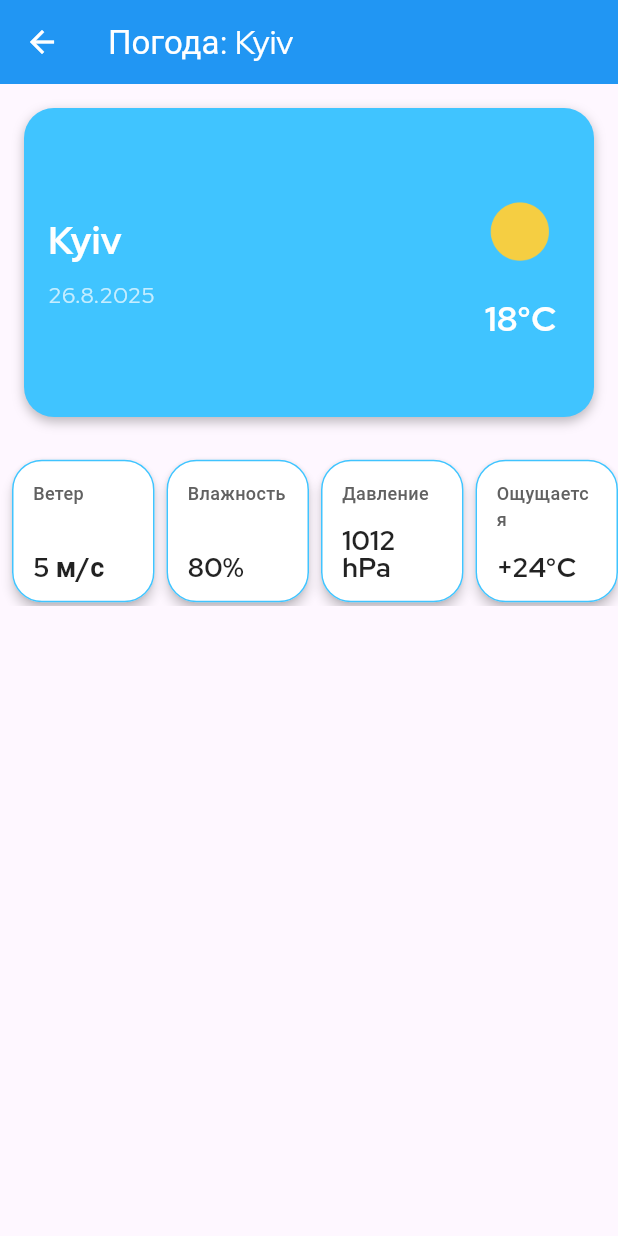
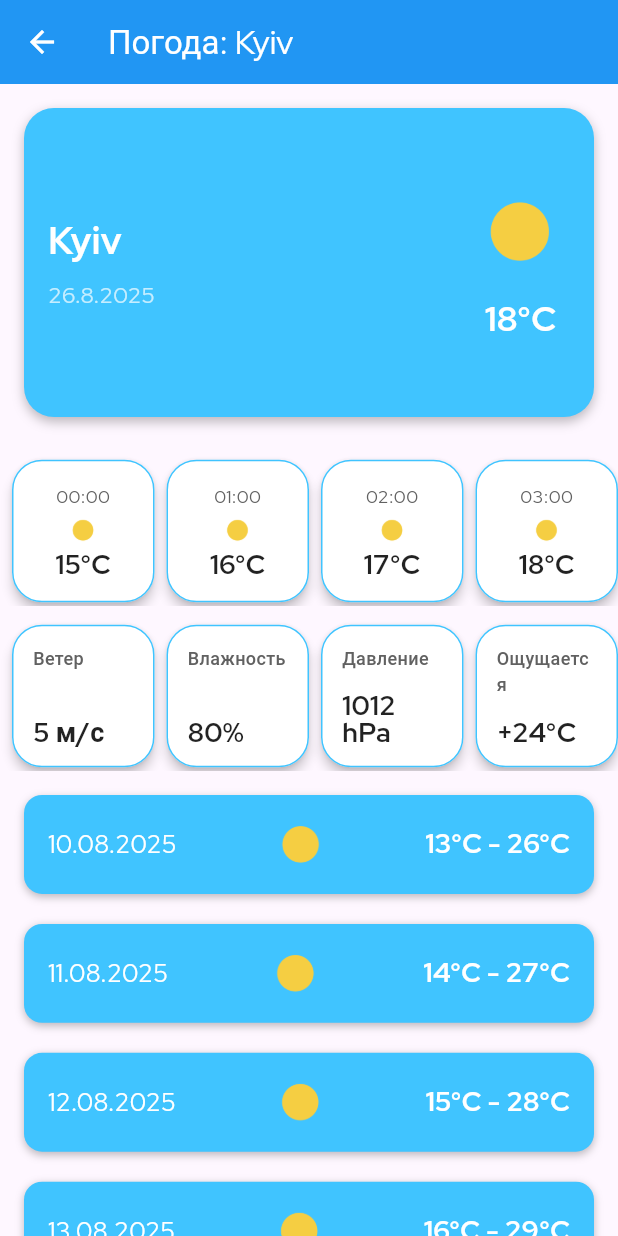
Before and after one commit to KK7780/WeatherApp, a Flutter app: the screen it shows after launch, after a tap on "Kyiv", on a phone screen of 412 x 824 dp. Run offline on Flutter 3.47's test engine with Material 3 defaults, Android fonts, the phone set to English and light mode, and no system bars.

Commit message:
Finish details page design

```diff
--- a/lib/core/assets/app_icons.dart
+++ b/lib/core/assets/app_icons.dart
@@ -3,7 +3,7 @@ import 'package:flutter/widgets.dart';
 class AppIcons {
   // Словарь: ключ состояния погоды → путь к PNG
   static const Map<String, String> weatherIcons = {
-    "ясно": "lib/core/assets/icons/sunny_sun_weather_climate_forecast.png",
+    "Ясно": "lib/core/assets/icons/sunny_sun_weather_climate_forecast.png",
     "облачно": "lib/core/assets/icons/cloudy.png",
     "дождь": "lib/core/assets/icons/rain.png",
     "снег": "lib/core/assets/icons/snow.png",
--- a/lib/features/weather/data/datasources/fake_weather_datasource.dart
+++ b/lib/features/weather/data/datasources/fake_weather_datasource.dart
@@ -1,26 +1,49 @@
 import '../models/weather_model.dart';
 
 class FakeWeatherDatasource {
-  // Возвращает список городов с погодой
+  // Меню городов
   List<WeatherModel> getWeatherMenu() {
     return [
-      WeatherModel(city: "Kyiv", temperature: "18", description: "Ясно", conditionKey: "ясно"),
-      WeatherModel(city: "Lviv", temperature: "16", description: "Облачно", conditionKey: "облачно"),
-      WeatherModel(city: "Odessa", temperature: "22", description: "Солнечно", conditionKey: "ясно"),
+      WeatherModel(city: "Kyiv", temperature: "18", description: "Ясно", date: "ясно"),
+      WeatherModel(city: "Lviv", temperature: "16", description: "Облачно", date: "облачно"),
+      WeatherModel(city: "Odessa", temperature: "22", description: "Солнечно", date: "ясно"),
     ];
   }
 
-  // Возвращает детальную информацию о погоде по городу
+  // Детали по городу
   WeatherModel getWeatherDetail(String city) {
     switch (city) {
       case "Kyiv":
-        return WeatherModel(city: "Kyiv", temperature: "18", description: "Ясно", conditionKey: "ясно");
+        return WeatherModel(city: "Kyiv", temperature: "18", description: "Ясно", date: "ясно");
       case "Lviv":
-        return WeatherModel(city: "Lviv", temperature: "16", description: "Облачно", conditionKey: "облачно");
+        return WeatherModel(city: "Lviv", temperature: "16", description: "Ясно", date: "облачно");
       case "Odessa":
-        return WeatherModel(city: "Odessa", temperature: "22", description: "Солнечно", conditionKey: "ясно");
+        return WeatherModel(city: "Odessa", temperature: "22", description: "Ясно", date: "ясно");
       default:
-        return WeatherModel(city: city, temperature: "—", description: "—", conditionKey: "ясно");
+        return WeatherModel(city: city, temperature: "—", description: "—", date: "ясно");
     }
   }
+
+  // Почасовой прогноз (24 часа)
+  List<WeatherHourModel> getHourlyWeather(String city) {
+    return List.generate(24, (index) {
+      return WeatherHourModel(
+        hour: "${index.toString().padLeft(2, '0')}:00",
+        temperature: "${15 + (index % 10)}°C",   // условная температура
+        icon: "ясно",          // фейковая иконка
+      );
+    });
+  }
+
+
+  List<WeatherInDateModel> getWeatherForWeak(String city) {
+    return List.generate(7, (index) {
+      return WeatherInDateModel(
+        minTemp: "${13 + (index % 10)}" ,
+        maxTemp: "${26 + (index % 10)}",
+        description: "Ясно", // фейковая иконка
+        date: "${10 + index}.08.2025",
+      );
+    });
+  }
 }
--- a/lib/features/weather/data/models/weather_model.dart
+++ b/lib/features/weather/data/models/weather_model.dart
@@ -1,13 +1,39 @@
+class WeatherHourModel {
+  final String hour;         // например "01:00"
+  final String temperature;  // температура
+  final String icon;         // путь к иконке (например "assets/icons/clear.png")
+
+  WeatherHourModel({
+    required this.hour,
+    required this.temperature,
+    required this.icon,
+  });
+}
+
 class WeatherModel {
   final String city;
   final String temperature;
   final String description;
-  final String conditionKey;
+  final String date;
 
   WeatherModel({
     required this.city,
     required this.temperature,
     required this.description,
-    required this.conditionKey,
+    required this.date,
   });
 }
+
+class WeatherInDateModel {
+  final String minTemp;
+  final String maxTemp;
+  final String description;
+  final String date;
+
+  WeatherInDateModel({
+    required this.minTemp,
+    required this.maxTemp,
+    required this.description,
+    required this.date,
+  });
+}
--- a/lib/features/weather/data/repositories/fake_weather_repository.dart
+++ /dev/null
@@ -1,14 +0,0 @@
-import '../datasources/fake_weather_datasource.dart';
-import '../models/weather_model.dart';
-
-class FakeWeatherRepository {
-  final FakeWeatherDatasource datasource = FakeWeatherDatasource();
-
-  List<WeatherModel> getWeatherMenu() {
-    return datasource.getWeatherMenu();
-  }
-
-  WeatherModel getWeatherDetail(String city) {
-    return datasource.getWeatherDetail(city);
-  }
-}
--- a/lib/features/weather/domain/entities/weather.dart
+++ b/lib/features/weather/domain/entities/weather.dart
@@ -0,0 +1,41 @@
+class WeatherHour {
+  final String hour;
+  final String temperature;
+  final String icon;
+
+  WeatherHour({
+    required this.hour,
+    required this.temperature,
+    required this.icon,
+  });
+}
+
+class Weather {
+  final String city;
+  final String temperature;
+  final String description;
+  final String conditionKey;
+  final List<WeatherHour> hourly;
+
+  Weather({
+    required this.city,
+    required this.temperature,
+    required this.description,
+    required this.conditionKey,
+    required this.hourly,
+  });
+}
+
+class WeatherInDateModel {
+  final String minTemp;
+  final String maxTemp;
+  final String description;
+  final String date;
+
+  WeatherInDateModel({
+    required this.minTemp,
+    required this.maxTemp,
+    required this.description,
+    required this.date,
+  });
+}
--- /dev/null
+++ b/lib/features/weather/domain/repositories/fake_weather_repository.dart
@@ -0,0 +1,33 @@
+import '../../data/datasources/fake_weather_datasource.dart';
+import '../../data/models/weather_model.dart';
+
+class FakeWeatherRepository {
+  final FakeWeatherDatasource datasource = FakeWeatherDatasource();
+
+  List<WeatherModel> getWeatherMenu() {
+    return datasource.getWeatherMenu();
+  }
+
+  WeatherModel getWeatherDetail(String city) {
+    return datasource.getWeatherDetail(city);
+  }
+
+  List<WeatherHourModel> getHourlyWeather(String city) {
+    return datasource.getHourlyWeather(city);
+  }
+
+  List<WeatherInDateModel> getWeatherForWeak(String city) {
+    final rawList = datasource.getWeatherForWeak(city);
+
+    // Преобразуем описание в ключ для иконки
+    return rawList.map((item) {
+      final iconKey = item.description; // или преобразовать, если нужно
+      return WeatherInDateModel(
+        minTemp: item.minTemp,
+        maxTemp: item.maxTemp,
+        description: iconKey, // теперь description соответствует ключу для AppIcons
+        date: item.date,
+      );
+    }).toList();
+  }
+}
--- a/lib/features/weather/presentation/pages/weather_menu_page.dart
+++ b/lib/features/weather/presentation/pages/weather_menu_page.dart
@@ -1,6 +1,6 @@
 import 'package:flutter/material.dart';
 import '../../data/models/weather_model.dart';
-import '../../data/repositories/fake_weather_repository.dart';
+import '../../domain/repositories/fake_weather_repository.dart';
 import '../widgets/weather_menu_card.dart';
 import 'weather_page.dart';
 
--- a/lib/features/weather/presentation/pages/weather_page.dart
+++ b/lib/features/weather/presentation/pages/weather_page.dart
@@ -1,10 +1,12 @@
 import 'package:flutter/material.dart';
 import '../../data/models/weather_model.dart';
-import '../../data/repositories/fake_weather_repository.dart';
+import '../../domain/repositories/fake_weather_repository.dart';
+import '../widgets/weather_at_a_certain_time_card.dart';
+import '../widgets/weather_day_card.dart';
 import '../widgets/weather_details_card.dart';
 import '../widgets/weather_main_details_card.dart';
 
-import '../../data/repositories/fake_weather_repository.dart';
+import '../../domain/repositories/fake_weather_repository.dart';
 
 class WeatherPage extends StatelessWidget {
   final String city;
@@ -17,6 +19,8 @@ class WeatherPage extends StatelessWidget {
   Widget build(BuildContext context) {
     final repository = FakeWeatherRepository();
     final weather = repository.getWeatherDetail(city);
+    final weatherForWeak = repository.getWeatherForWeak(city);
+    final hourlyWeather = repository.getHourlyWeather(city);
 
     return Scaffold(
       appBar: AppBar(
@@ -33,19 +37,33 @@ class WeatherPage extends StatelessWidget {
             WeatherDetailCard(weather: weather),
         const SizedBox(height: 10),
 
-        // Горизонтальная панель с маленькими карточками
+            SizedBox(
+              height: 100,
+              child: ListView.builder(
+                scrollDirection: Axis.horizontal,
+                padding: const EdgeInsets.symmetric(horizontal: 8),
+                itemCount: hourlyWeather.length,
+                itemBuilder: (context, index) {
+                  final hourData = hourlyWeather[index];
+                  return Padding(
+                    padding: const EdgeInsets.only(right: 8.0),
+                    child: FractionallySizedBox(
+                      heightFactor: 0.95, // 95% от высоты родителя
+                      child: WeatherCard(weather: hourData),
+                    ),
+                  );
+                },
+              ),
+            ),
+
+            SizedBox(height: 10),
+
             SizedBox(
               height: 100, // высота панели
               child: ListView(
                 scrollDirection: Axis.horizontal, // горизонтальный скролл
                 padding: const EdgeInsets.symmetric(horizontal: 8), // отступ слева и справа
                 children: [
-              WeatherStatCard(title: "Ветер", value: "5 м/с"),
-              WeatherStatCard(title: "Влажность", value: "80%"),
-              WeatherStatCard(title: "Давление", value: "1012 hPa"),
-              WeatherStatCard(title: "Ощущается", value: "+24°C"),
-              WeatherStatCard(title: "UV", value: "5"),
-              WeatherStatCard(title: "Видимость", value: "10 км"),
                   WeatherStatCard(title: "Ветер", value: "5 м/с"),
                   WeatherStatCard(title: "Влажность", value: "80%"),
                   WeatherStatCard(title: "Давление", value: "1012 hPa"),
@@ -61,8 +79,19 @@ class WeatherPage extends StatelessWidget {
                 )).toList(),
               ),
             ),
-          ],
+
+            SizedBox(height: 10),
+
+            // Вертикальна панель з карточками погоди на день
+          Column(
+            children: weatherForWeak.map((weatherData) {
+              return Padding(
+                padding: const EdgeInsets.only(bottom: 8.0),
+                child: WeatherDayCard(weatherInDate: weatherData),
+              );
+            }).toList(),
           ),
+        ]),
       ),
     );
   }
--- a/lib/features/weather/presentation/widgets/weather_at_a_certain_time_card.dart
+++ b/lib/features/weather/presentation/widgets/weather_at_a_certain_time_card.dart
@@ -1,15 +1,16 @@
 import 'package:flutter/material.dart';
 
-class WeatherStatCard extends StatelessWidget {
-  final String title;        // подпись, например: "Скорость ветра"
-  final String value;        // значение, например: "5 м/с"
-  final Color? color;        // опционально: фон карточки
-  final VoidCallback? onTap; // опционально: обработчик нажатия
+import '../../../../core/assets/app_icons.dart';
+import '../../data/models/weather_model.dart';
 
-  const WeatherStatCard({
+class WeatherCard extends StatelessWidget {
+  final WeatherHourModel weather; // модель на час
+  final Color? color;
+  final VoidCallback? onTap;
+
+  const WeatherCard({
     super.key,
-    required this.title,
-    required this.value,
+    required this.weather,
     this.color,
     this.onTap,
   });
@@ -17,15 +18,15 @@ class WeatherStatCard extends StatelessWidget {
   @override
   Widget build(BuildContext context) {
     return AspectRatio(
-        aspectRatio: 1, // квадратик 1:1
+      aspectRatio: 1, // квадрат
       child: Material(
         color: color ?? Colors.white,
         elevation: 3,
         shape: RoundedRectangleBorder(
-            borderRadius: BorderRadius.circular(20),   // скругление углов
-            side: const BorderSide(                     // контур
-              color: Colors.lightBlueAccent,                       // цвет контура
-              width: 1,                                 // толщина контура
+          borderRadius: BorderRadius.circular(20),
+          side: const BorderSide(
+            color: Colors.lightBlueAccent, // контур
+            width: 1,
           ),
         ),
         child: InkWell(
@@ -37,26 +38,35 @@ class WeatherStatCard extends StatelessWidget {
               builder: (context, constraints) {
                 final side = constraints.biggest.shortestSide;
                 final titleSize = (side * 0.12).clamp(12, 18).toDouble();
-                  final valueSize = (side * 0.26).clamp(18, 28).toDouble();
+                final valueSize = (side * 0.22).clamp(18, 26).toDouble();
+                final iconSize = side * 0.35;
 
-                  return Column(
-                    mainAxisAlignment: MainAxisAlignment.spaceBetween,
-                    crossAxisAlignment: CrossAxisAlignment.start,
+                return Center(
+                  child: Column(
+                    mainAxisAlignment: MainAxisAlignment.spaceEvenly,
+                    crossAxisAlignment: CrossAxisAlignment.center,
                     children: [
+                      // Час
                       Text(
-                        title,
-                        maxLines: 2,
-                        overflow: TextOverflow.ellipsis,
+                        weather.hour,
+                        textAlign: TextAlign.center,
                         style: TextStyle(
                           fontSize: titleSize,
                           color: Colors.grey[700],
                           fontWeight: FontWeight.w500,
                         ),
                       ),
-                      Align(
-                        alignment: Alignment.bottomLeft,
-                        child: Text(
-                          value,
+
+                      // Иконка (берём по ключу)
+                      AppIcons.getWeatherIcon(
+                        weather.icon, // тут у тебя ключ, напр. "ясно"
+                        size: iconSize,
+                      ),
+
+                      // Температура
+                      Text(
+                        weather.temperature,
+                        textAlign: TextAlign.center,
                         style: TextStyle(
                           fontSize: valueSize,
                           color: Colors.black87,
@@ -64,14 +74,14 @@ class WeatherStatCard extends StatelessWidget {
                           height: 1.0,
                         ),
                       ),
+                    ],
                   ),
-                    ],
                 );
               },
             ),
           ),
         ),
-        )
+      ),
     );
   }
 }
--- /dev/null
+++ b/lib/features/weather/presentation/widgets/weather_day_card.dart
@@ -0,0 +1,66 @@
+import 'package:flutter/material.dart';
+import '../../data/models/weather_model.dart';
+import '../../domain/weather_icon_mapper.dart';
+
+class WeatherDayCard extends StatelessWidget {
+  final WeatherInDateModel weatherInDate;
+
+  const WeatherDayCard({
+    super.key,
+    required this.weatherInDate,
+  });
+
+  @override
+  Widget build(BuildContext context) {
+    final screenHeight = MediaQuery.of(context).size.height;
+    final screenWidth = MediaQuery.of(context).size.width;
+
+    return Container(
+      width: screenWidth,
+      height: screenHeight * 0.08, // 1/3 от твоей большой карточки
+      margin: const EdgeInsets.symmetric(vertical: 6, horizontal: 16),
+      padding: const EdgeInsets.symmetric(horizontal: 16),
+      decoration: BoxDecoration(
+        color: Colors.lightBlueAccent,
+        borderRadius: BorderRadius.circular(12),
+        boxShadow: const [
+          BoxShadow(
+            color: Colors.black26,
+            blurRadius: 4,
+            offset: Offset(0, 2),
+          ),
+        ],
+      ),
+      child: Row(
+        mainAxisAlignment: MainAxisAlignment.spaceBetween,
+        children: [
+          // Дата слева
+          Text(
+            weatherInDate.date,
+            style: TextStyle(
+              fontSize: screenHeight * 0.02,
+              fontWeight: FontWeight.w500,
+              color: Colors.white,
+            ),
+          ),
+
+          // Иконка по центру
+          WeatherIconMapper.mapConditionToWidget(
+            weatherInDate.description,
+            size: screenHeight * 0.05,
+          ),
+
+          // Температуры справа
+          Text(
+            "${weatherInDate.minTemp}°C - ${weatherInDate.maxTemp}°C",
+            style: TextStyle(
+              fontSize: screenHeight * 0.022,
+              fontWeight: FontWeight.bold,
+              color: Colors.white,
+            ),
+          ),
+        ],
+      ),
+    );
+  }
+}
--- a/lib/features/weather/presentation/widgets/weather_main_details_card.dart
+++ b/lib/features/weather/presentation/widgets/weather_main_details_card.dart
@@ -59,7 +59,7 @@ class WeatherDetailCard extends StatelessWidget {
           Column(
             mainAxisAlignment: MainAxisAlignment.center,
             children: [
-              WeatherIconMapper.mapConditionToWidget(weather.conditionKey, size: screenHeight * 0.08),
+              WeatherIconMapper.mapConditionToWidget(weather.description, size: screenHeight * 0.08),
               const SizedBox(height: 8),
               Text(
                 "${weather.temperature}°C",
```
Also changed, not shown: lib/features/weather/domain/repositories/weather_repository.dart (deleted). Lines whose indentation alone changed are shown as unchanged.
